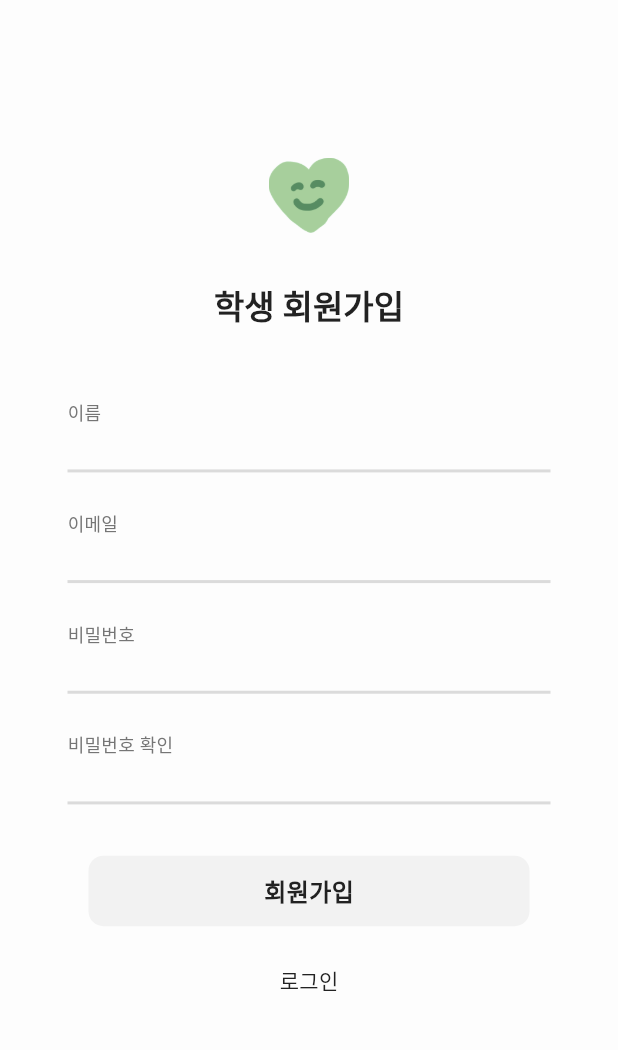
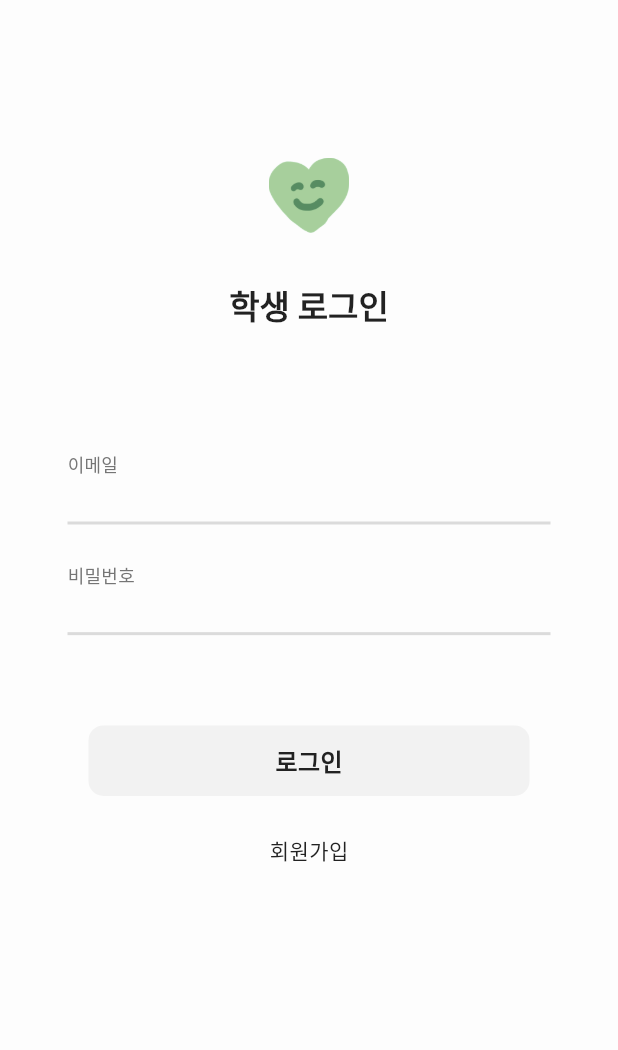
Before and after one commit to Team-Weesh/Mobile, a Flutter app: the SignupPage screen opened directly with empty values, after a tap on "로그인", on a phone screen of 412 x 824 dp, the part 70-1120 px from its top. Run offline on Flutter 3.47's test engine with Material 3 defaults, Android fonts, the phone set to English and light mode, and no system bars; our stand-ins replace google_fonts.

Commit message:
fix(signup): correct navigation path and password field type

```diff
--- a/lib/presentation/pages/signup_page.dart
+++ b/lib/presentation/pages/signup_page.dart
@@ -5,7 +5,6 @@ import 'package:weesh/presentation/pages/login_page.dart';
 import 'package:weesh/presentation/theme/app_colors.dart';
 import 'package:weesh/presentation/theme/app_text_styles.dart';
 import 'package:weesh/presentation/widgets/character_widget.dart';
-import 'package:weesh/presentation/widgets/circle_button.dart';
 import 'package:weesh/presentation/widgets/rect_button.dart';
 import 'package:weesh/presentation/widgets/text_input_field.dart';
 
@@ -66,7 +65,7 @@ class _SignupPageState extends State<SignupPage> {
       spacing: MediaQuery.sizeOf(context).height * 0.024,
       children: [
         TextInputField(hintText: '이름', isPassword: false, controller: nameController),
-        TextInputField(hintText: '이메일', isPassword: true, controller: emailController),
+        TextInputField(hintText: '이메일', isPassword: false, controller: emailController),
         TextInputField(hintText: '비밀번호', isPassword: true, controller: passwordController),
         TextInputField(hintText: '비밀번호 확인', isPassword: true, controller: confirmPasswordController),
       ],
@@ -85,7 +84,7 @@ class _SignupPageState extends State<SignupPage> {
           titleColor: AppColors.textColor,
         ),
         GestureDetector(
-          onTap: () => Navigator.of(context).push(MaterialPageRoute(builder: (context) => SignupPage(loginType: widget.loginType,),)),
+          onTap: () => Navigator.of(context).push(MaterialPageRoute(builder: (context) => LoginPage(loginType: widget.loginType,),)),
           child: Text(
             '로그인',
             style: AppTextStyles.robotoRegular(
```
